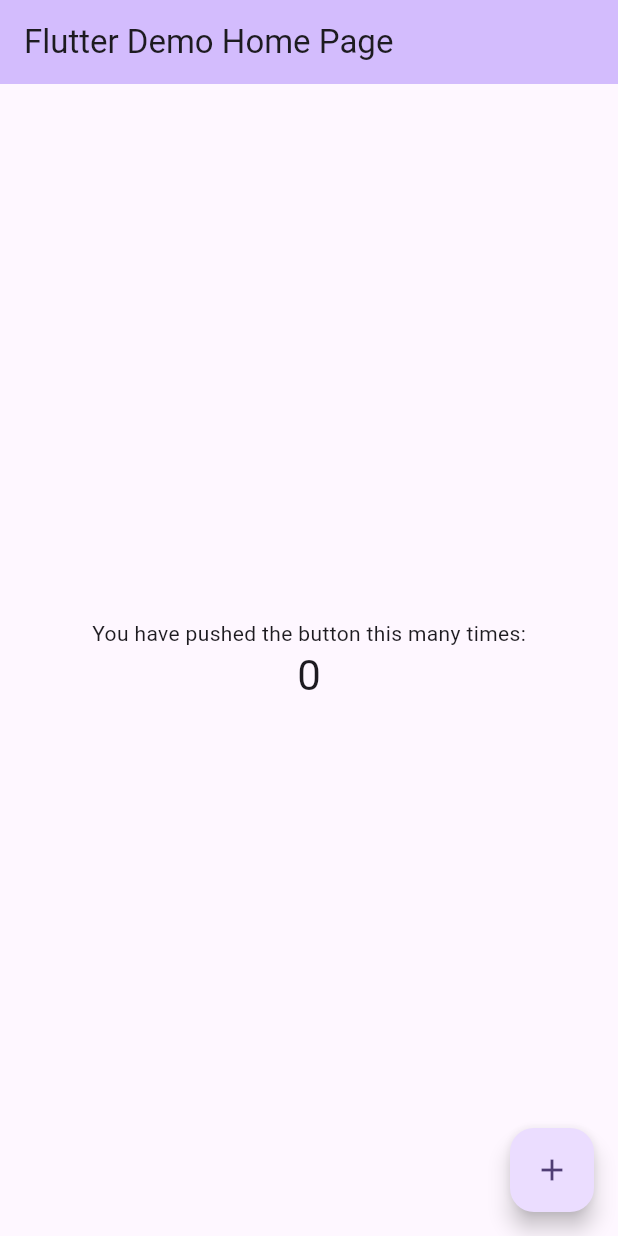
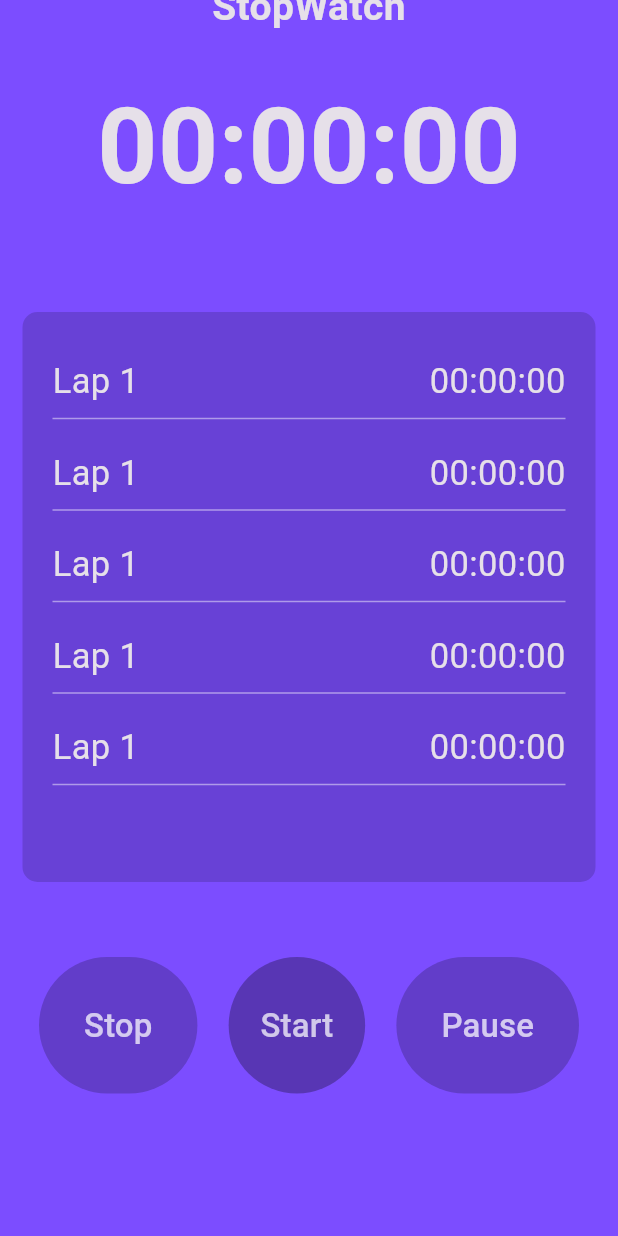
Before and after one commit to YousefDewidar/PRODIGY_AD, a Flutter app: the screen it shows after launch, on a phone screen of 412 x 824 dp. Run offline on Flutter 3.47's test engine with Material 3 defaults, Android fonts, the phone set to English and light mode, and no system bars; our stand-ins replace device_preview.

Commit message:
UI done.

```diff
--- /dev/null
+++ b/stop_watch/devtools_options.yaml
@@ -0,0 +1,3 @@
+description: This file stores settings for Dart & Flutter DevTools.
+documentation: https://docs.flutter.dev/tools/devtools/extensions#configure-extension-enablement-states
+extensions:
--- a/stop_watch/lib/main.dart
+++ b/stop_watch/lib/main.dart
@@ -1,125 +1,21 @@
+import 'package:device_preview/device_preview.dart';
 import 'package:flutter/material.dart';
+import 'package:stop_watch/views/home_view.dart';
 
 void main() {
-  runApp(const MyApp());
+  runApp(DevicePreview(builder: (context) => const StopWatchApp()));
 }
 
-class MyApp extends StatelessWidget {
-  const MyApp({super.key});
+class StopWatchApp extends StatelessWidget {
+  const StopWatchApp({super.key});
 
-  // This widget is the root of your application.
   @override
   Widget build(BuildContext context) {
-    return MaterialApp(
-      title: 'Flutter Demo',
-      theme: ThemeData(
-        // This is the theme of your application.
-        //
-        // TRY THIS: Try running your application with "flutter run". You'll see
-        // the application has a purple toolbar. Then, without quitting the app,
-        // try changing the seedColor in the colorScheme below to Colors.green
-        // and then invoke "hot reload" (save your changes or press the "hot
-        // reload" button in a Flutter-supported IDE, or press "r" if you used
-        // the command line to start the app).
-        //
-        // Notice that the counter didn't reset back to zero; the application
-        // state is not lost during the reload. To reset the state, use hot
-        // restart instead.
-        //
-        // This works for code too, not just values: Most code changes can be
-        // tested with just a hot reload.
-        colorScheme: ColorScheme.fromSeed(seedColor: Colors.deepPurple),
-        useMaterial3: true,
-      ),
-      home: const MyHomePage(title: 'Flutter Demo Home Page'),
+    return  MaterialApp(
+      debugShowCheckedModeBanner: false,
+      theme: ThemeData.dark(),
+      themeMode: ThemeMode.dark,
+      home: const HomeView(),
     );
   }
 }
-
-class MyHomePage extends StatefulWidget {
-  const MyHomePage({super.key, required this.title});
-
-  // This widget is the home page of your application. It is stateful, meaning
-  // that it has a State object (defined below) that contains fields that affect
-  // how it looks.
-
-  // This class is the configuration for the state. It holds the values (in this
-  // case the title) provided by the parent (in this case the App widget) and
-  // used by the build method of the State. Fields in a Widget subclass are
-  // always marked "final".
-
-  final String title;
-
-  @override
-  State<MyHomePage> createState() => _MyHomePageState();
-}
-
-class _MyHomePageState extends State<MyHomePage> {
-  int _counter = 0;
-
-  void _incrementCounter() {
-    setState(() {
-      // This call to setState tells the Flutter framework that something has
-      // changed in this State, which causes it to rerun the build method below
-      // so that the display can reflect the updated values. If we changed
-      // _counter without calling setState(), then the build method would not be
-      // called again, and so nothing would appear to happen.
-      _counter++;
-    });
-  }
-
-  @override
-  Widget build(BuildContext context) {
-    // This method is rerun every time setState is called, for instance as done
-    // by the _incrementCounter method above.
-    //
-    // The Flutter framework has been optimized to make rerunning build methods
-    // fast, so that you can just rebuild anything that needs updating rather
-    // than having to individually change instances of widgets.
-    return Scaffold(
-      appBar: AppBar(
-        // TRY THIS: Try changing the color here to a specific color (to
-        // Colors.amber, perhaps?) and trigger a hot reload to see the AppBar
-        // change color while the other colors stay the same.
-        backgroundColor: Theme.of(context).colorScheme.inversePrimary,
-        // Here we take the value from the MyHomePage object that was created by
-        // the App.build method, and use it to set our appbar title.
-        title: Text(widget.title),
-      ),
-      body: Center(
-        // Center is a layout widget. It takes a single child and positions it
-        // in the middle of the parent.
-        child: Column(
-          // Column is also a layout widget. It takes a list of children and
-          // arranges them vertically. By default, it sizes itself to fit its
-          // children horizontally, and tries to be as tall as its parent.
-          //
-          // Column has various properties to control how it sizes itself and
-          // how it positions its children. Here we use mainAxisAlignment to
-          // center the children vertically; the main axis here is the vertical
-          // axis because Columns are vertical (the cross axis would be
-          // horizontal).
-          //
-          // TRY THIS: Invoke "debug painting" (choose the "Toggle Debug Paint"
-          // action in the IDE, or press "p" in the console), to see the
-          // wireframe for each widget.
-          mainAxisAlignment: MainAxisAlignment.center,
-          children: <Widget>[
-            const Text(
-              'You have pushed the button this many times:',
-            ),
-            Text(
-              '$_counter',
-              style: Theme.of(context).textTheme.headlineMedium,
-            ),
-          ],
-        ),
-      ),
-      floatingActionButton: FloatingActionButton(
-        onPressed: _incrementCounter,
-        tooltip: 'Increment',
-        child: const Icon(Icons.add),
-      ), // This trailing comma makes auto-formatting nicer for build methods.
-    );
-  }
-}
--- /dev/null
+++ b/stop_watch/lib/views/home_view.dart
@@ -0,0 +1,23 @@
+import 'package:flutter/material.dart';
+import 'package:stop_watch/widgets/custom_title.dart';
+import 'package:stop_watch/widgets/home_view_body.dart';
+
+class HomeView extends StatelessWidget {
+  const HomeView({super.key});
+
+  @override
+  Widget build(BuildContext context) {
+    return const Scaffold(
+      backgroundColor: Colors.deepPurpleAccent,
+      body: SafeArea(
+        child: Column(
+          crossAxisAlignment: CrossAxisAlignment.stretch,
+          children: [
+            CustomTitle(),
+            HomeViewBody(),
+          ],
+        ),
+      ),
+    );
+  }
+}
--- /dev/null
+++ b/stop_watch/lib/widgets/control_buttons.dart
@@ -0,0 +1,29 @@
+
+import 'package:flutter/material.dart';
+import 'package:stop_watch/widgets/custom_button.dart';
+
+class ControlButtons extends StatelessWidget {
+  const ControlButtons({super.key});
+
+  @override
+  Widget build(BuildContext context) {
+    return const Padding(
+      padding: EdgeInsets.only(top: 50.0,left: 20,right: 20),
+      child: Row(
+        mainAxisAlignment: MainAxisAlignment.spaceAround,
+        children: [
+          CustomButton(
+            title: 'Stop',
+          ),
+          CustomButton(
+            title: 'Start',
+            isGO: true,
+          ),
+          CustomButton(
+            title: 'Pause',
+          ),
+        ],
+      ),
+    );
+  }
+}
--- /dev/null
+++ b/stop_watch/lib/widgets/custom_button.dart
@@ -0,0 +1,34 @@
+import 'package:flutter/material.dart';
+
+class CustomButton extends StatelessWidget {
+  const CustomButton({
+    super.key,
+    this.isGO = false,
+    this.onPressed,
+    required this.title,
+  });
+  final bool isGO;
+  final void Function()? onPressed;
+  final String title;
+
+  @override
+  Widget build(BuildContext context) {
+    return ElevatedButton(
+      onPressed: onPressed,
+      style: ButtonStyle(
+          shape: WidgetStatePropertyAll(
+              isGO ? const CircleBorder() : const StadiumBorder()),
+          padding: const WidgetStatePropertyAll(EdgeInsets.all(30)),
+          backgroundColor: WidgetStatePropertyAll(isGO
+              ? const Color.fromARGB(75, 0, 0, 0)
+              : const Color.fromARGB(54, 0, 0, 0)),
+          shadowColor: WidgetStateColor.transparent,
+          foregroundColor:
+              const WidgetStatePropertyAll(Color.fromARGB(185, 255, 255, 255))),
+      child: Text(
+        title,
+        style: const TextStyle(fontSize: 22),
+      ),
+    );
+  }
+}
--- /dev/null
+++ b/stop_watch/lib/widgets/custom_title.dart
@@ -0,0 +1,18 @@
+
+import 'package:flutter/material.dart';
+
+class CustomTitle extends StatelessWidget {
+  const CustomTitle({
+    super.key,
+  });
+
+  @override
+  Widget build(BuildContext context) {
+    return const Text(
+      'StopWatch',
+      textAlign: TextAlign.center,
+      style: TextStyle(
+          fontSize: 26, fontWeight: FontWeight.w700, height: .3),
+    );
+  }
+}
--- /dev/null
+++ b/stop_watch/lib/widgets/home_view_body.dart
@@ -0,0 +1,20 @@
+import 'package:flutter/material.dart';
+import 'package:stop_watch/widgets/control_buttons.dart';
+import 'package:stop_watch/widgets/laps_list_view.dart';
+import 'package:stop_watch/widgets/stop_watch_timer.dart';
+
+class HomeViewBody extends StatelessWidget {
+  const HomeViewBody({super.key});
+
+  @override
+  Widget build(BuildContext context) {
+    return const Column(
+      children: [
+        StopWatchTimer(),
+        LapsListView(),
+
+        ControlButtons(),
+      ],
+    );
+  }
+}
--- /dev/null
+++ b/stop_watch/lib/widgets/lap_card.dart
@@ -0,0 +1,32 @@
+import 'package:flutter/material.dart';
+
+class LapCard extends StatelessWidget {
+  const LapCard({super.key});
+
+  @override
+  Widget build(BuildContext context) {
+    return const Padding(
+      padding: EdgeInsets.only(bottom: 12.0),
+      child: Column(
+        children: [
+          Row(
+            mainAxisAlignment: MainAxisAlignment.spaceBetween,
+            children: [
+              Text(
+                'Lap 1',
+                style: TextStyle(fontSize: 23),
+              ),
+              Text(
+                '00:00:00',
+                style: TextStyle(fontSize: 23),
+              ),
+            ],
+          ),
+          Divider(
+            color: Color.fromARGB(120, 255, 255, 255),
+          ),
+        ],
+      ),
+    );
+  }
+}
--- /dev/null
+++ b/stop_watch/lib/widgets/laps_list_view.dart
@@ -0,0 +1,26 @@
+import 'package:flutter/material.dart';
+import 'package:stop_watch/widgets/lap_card.dart';
+
+class LapsListView extends StatelessWidget {
+  const LapsListView({
+    super.key,
+  });
+
+  @override
+  Widget build(BuildContext context) {
+    return Container(
+      padding: const EdgeInsets.only(left: 20,right: 20,top: 30),
+      width: double.infinity,
+      height: 380,
+      margin: const EdgeInsets.symmetric(horizontal: 15),
+      decoration: BoxDecoration(
+          color: const Color.fromARGB(41, 0, 0, 0),
+          borderRadius: BorderRadius.circular(10),
+          ),
+      child: ListView.builder(
+        itemBuilder: (context, index) => const LapCard(),
+        itemCount: 5,
+        ),
+    );
+  }
+}
--- /dev/null
+++ b/stop_watch/lib/widgets/stop_watch_timer.dart
@@ -0,0 +1,18 @@
+import 'package:flutter/material.dart';
+
+class StopWatchTimer extends StatelessWidget {
+  const StopWatchTimer({
+    super.key,
+  });
+
+  @override
+  Widget build(BuildContext context) {
+    return const Padding(
+      padding: EdgeInsets.only(top: 40.0,bottom: 60),
+      child: Text(
+        '00:00:00',
+        style: TextStyle(fontSize: 70, fontWeight: FontWeight.w700),
+      ),
+    );
+  }
+}
--- a/stop_watch/pubspec.yaml
+++ b/stop_watch/pubspec.yaml
@@ -35,6 +35,7 @@ dependencies:
   # The following adds the Cupertino Icons font to your application.
   # Use with the CupertinoIcons class for iOS style icons.
   cupertino_icons: ^1.0.6
+  device_preview: ^1.2.0
 
 dev_dependencies:
   flutter_test:
```
Also changed, not shown: stop_watch/pubspec.lock, 2 other files.
